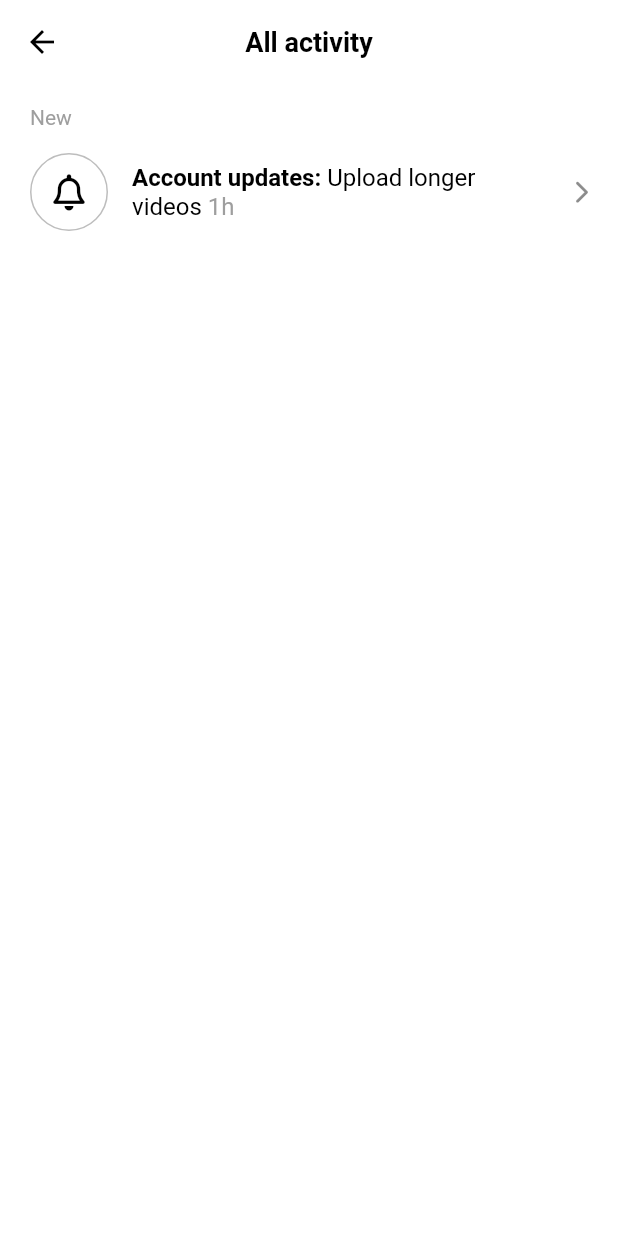
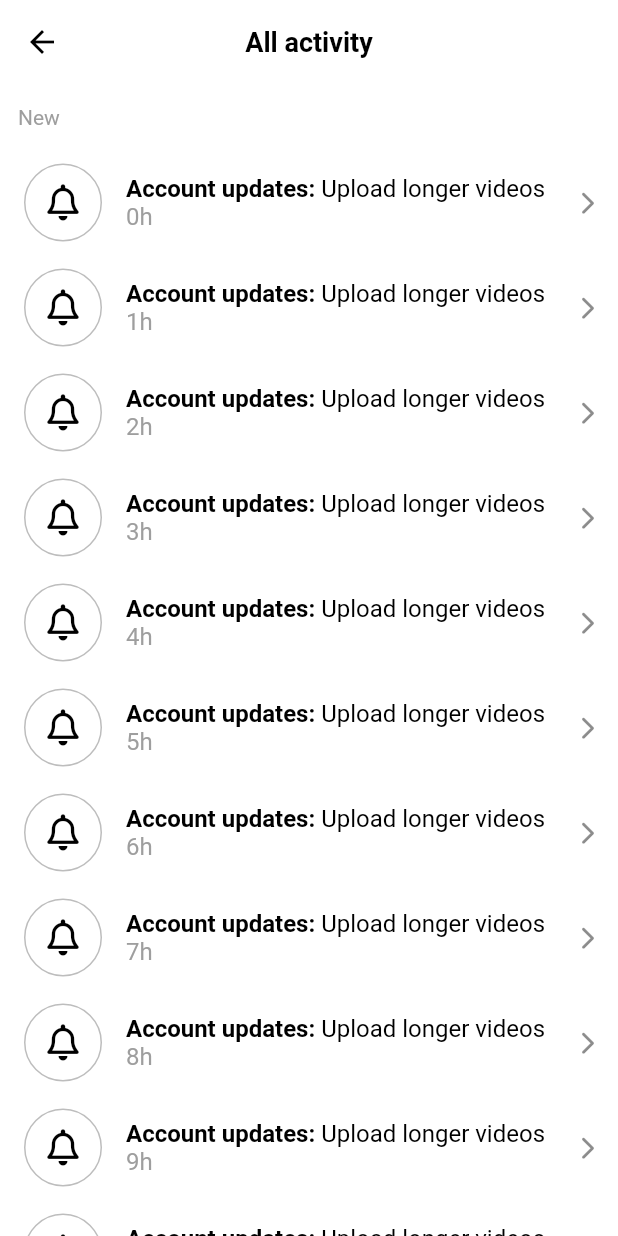
Before and after one commit to KyeongweonPark/tiktok_clone, a Flutter app: the ActivityScreen screen opened directly, on a phone screen of 412 x 824 dp. Run offline on Flutter 3.47's test engine with Material 2 defaults, Android fonts, the phone set to English and light mode, and no system bars; our stand-ins replace font_awesome_flutter, video_player, visibility_detector.

```diff
--- a/lib/inbox/activity_screen.dart
+++ b/lib/inbox/activity_screen.dart
@@ -3,8 +3,20 @@ import 'package:font_awesome_flutter/font_awesome_flutter.dart';
 import 'package:tiktok_clone/constants/gaps.dart';
 import 'package:tiktok_clone/constants/sizes.dart';
 
-class ActivityScreen extends StatelessWidget {
+class ActivityScreen extends StatefulWidget {
   const ActivityScreen({super.key});
+
+  @override
+  State<ActivityScreen> createState() => _ActivityScreenState();
+}
+
+class _ActivityScreenState extends State<ActivityScreen> {
+  final List<String> _notifications = List.generate(20, (index) => "${index}h");
+
+  void _onDismissed(String notification) {
+    _notifications.remove(notification);
+    setState(() {});
+  }
 
   @override
   Widget build(BuildContext context) {
@@ -13,21 +25,55 @@ class ActivityScreen extends StatelessWidget {
           title: const Text("All activity"),
         ),
         body: ListView(
-          padding: const EdgeInsets.symmetric(
-            horizontal: Sizes.size20,
-          ),
           children: [
             Gaps.v14,
-            Text(
+            Padding(
+              padding: const EdgeInsets.symmetric(
+                horizontal: Sizes.size12,
+              ),
+              child: Text(
                 "New",
                 style: TextStyle(
                   fontSize: Sizes.size14,
                   color: Colors.grey.shade500,
                 ),
               ),
+            ),
             Gaps.v14,
-            ListTile(
-              contentPadding: EdgeInsets.zero,
+            for (var notification in _notifications)
+              Dismissible(
+                key: Key(notification),
+                onDismissed: (direction) => _onDismissed(notification),
+                background: Container(
+                  alignment: Alignment.centerLeft,
+                  color: Colors.green,
+                  child: const Padding(
+                    padding: EdgeInsets.only(
+                      left: Sizes.size10,
+                    ),
+                    child: FaIcon(
+                      FontAwesomeIcons.checkDouble,
+                      color: Colors.white,
+                      size: Sizes.size32,
+                    ),
+                  ),
+                ),
+                secondaryBackground: Container(
+                  alignment: Alignment.centerRight,
+                  color: Colors.red,
+                  child: const Padding(
+                    padding: EdgeInsets.only(
+                      right: Sizes.size10,
+                    ),
+                    child: FaIcon(
+                      FontAwesomeIcons.trashCan,
+                      color: Colors.white,
+                      size: Sizes.size32,
+                    ),
+                  ),
+                ),
+                child: ListTile(
+                  minVerticalPadding: Sizes.size16,
                   leading: Container(
                     width: Sizes.size52,
                     decoration: BoxDecoration(
@@ -60,7 +106,7 @@ class ActivityScreen extends StatelessWidget {
                           ),
                         ),
                         TextSpan(
-                      text: " 1h",
+                          text: " $notification",
                           style: TextStyle(
                             fontWeight: FontWeight.normal,
                             color: Colors.grey.shade500,
@@ -73,6 +119,7 @@ class ActivityScreen extends StatelessWidget {
                     FontAwesomeIcons.chevronRight,
                     size: Sizes.size16,
                   ),
+                ),
               )
           ],
         ));
--- a/lib/main.dart
+++ b/lib/main.dart
@@ -1,6 +1,7 @@
 import 'package:flutter/material.dart';
 import 'package:tiktok_clone/constants/sizes.dart';
 import 'package:tiktok_clone/features/main_navigation/main_navigation_screen.dart';
+import 'package:tiktok_clone/inbox/activity_screen.dart';
 
 void main() {
   runApp(const MyApp());
@@ -32,7 +33,7 @@ class MyApp extends StatelessWidget {
               fontWeight: FontWeight.w600,
             ),
           )),
-      home: const MainNavigationScreen(),
+      home: const ActivityScreen(),
     );
   }
 }
```
Lines whose indentation alone changed are shown as unchanged.
